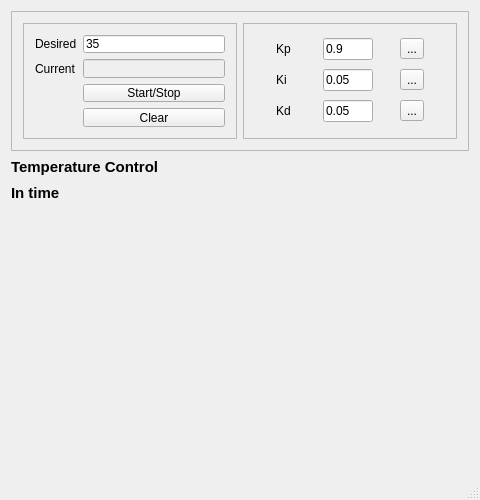
Above: electronica_201620/parte2/GUI/mainwindow.ui from jsbarbosa/supreme-pi before the change. Below: the same form after it.
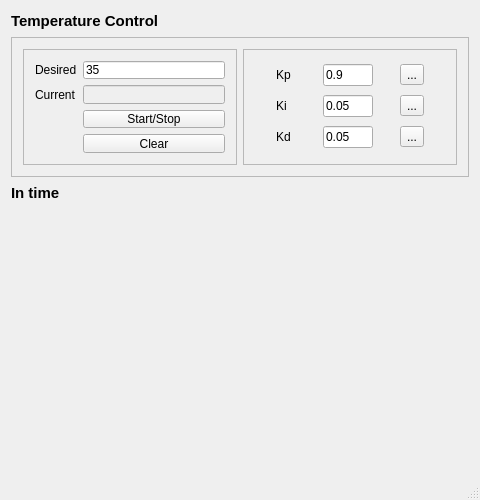
That is the form after the change.

```diff
--- a/electronica_201620/parte2/GUI/mainwindow.ui
+++ b/electronica_201620/parte2/GUI/mainwindow.ui
@@ -15,6 +15,27 @@
   </property>
   <widget class="QWidget" name="centralWidget">
    <layout class="QVBoxLayout" name="verticalLayout">
+    <item>
+     <widget class="QLabel" name="label_3">
+      <property name="maximumSize">
+       <size>
+        <width>16777215</width>
+        <height>20</height>
+       </size>
+      </property>
+      <property name="font">
+       <font>
+        <pointsize>11</pointsize>
+        <weight>75</weight>
+        <bold>true</bold>
+        <underline>false</underline>
+       </font>
+      </property>
+      <property name="text">
+       <string>Temperature Control</string>
+      </property>
+     </widget>
+    </item>
     <item>
      <widget class="QFrame" name="frame">
       <property name="maximumSize">
@@ -217,27 +238,6 @@
       </layout>
      </widget>
     </item>
-    <item>
-     <widget class="QLabel" name="label_3">
-      <property name="maximumSize">
-       <size>
-        <width>16777215</width>
-        <height>20</height>
-       </size>
-      </property>
-      <property name="font">
-       <font>
-        <pointsize>11</pointsize>
-        <weight>75</weight>
-        <bold>true</bold>
-        <underline>false</underline>
-       </font>
-      </property>
-      <property name="text">
-       <string>Temperature Control</string>
-      </property>
-     </widget>
-    </item>
     <item>
      <widget class="QLabel" name="label_7">
       <property name="maximumSize">
```
Left out of the diff: 2 changed lines with no effect on the pictures.
